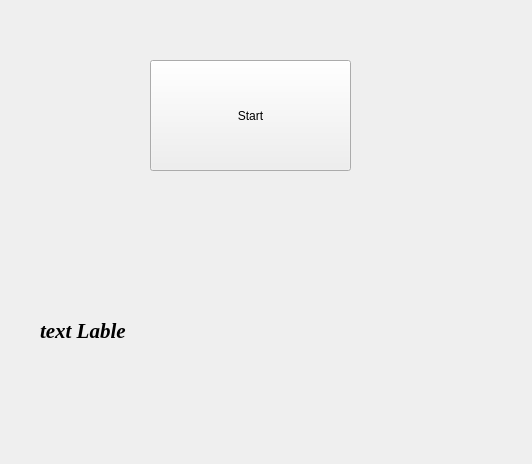
This is Py_qtie/button.ui in Aphrodite5/py_qt_learb as Qt 5 draws it before an edit. The edited form follows.
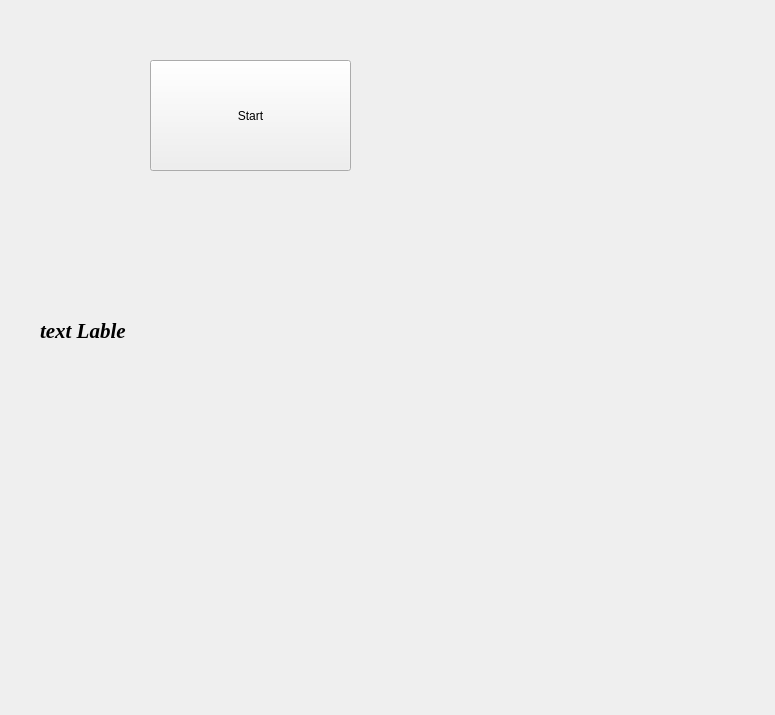
This is the edited form.

What changed in the file:
```diff
--- a/Py_qtie/button.ui
+++ b/Py_qtie/button.ui
@@ -6,8 +6,8 @@
    <rect>
     <x>0</x>
     <y>0</y>
-    <width>532</width>
-    <height>464</height>
+    <width>775</width>
+    <height>715</height>
    </rect>
   </property>
   <property name="windowTitle">
```
Left out of the diff: 2 changed lines with no effect on the pictures.
